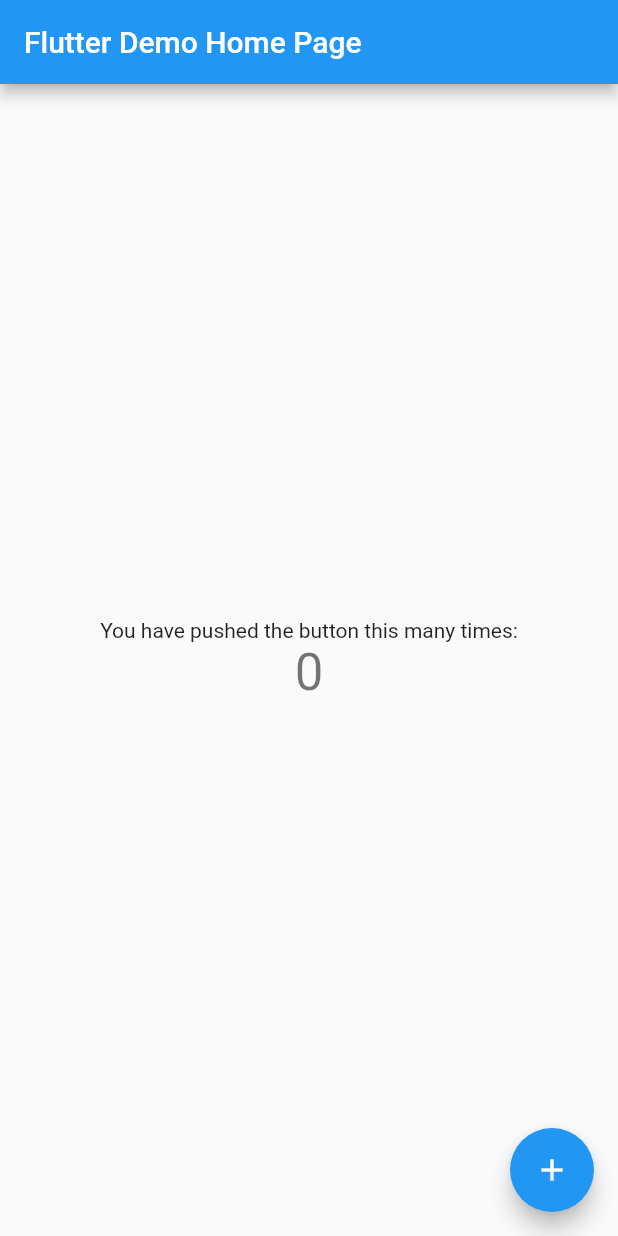
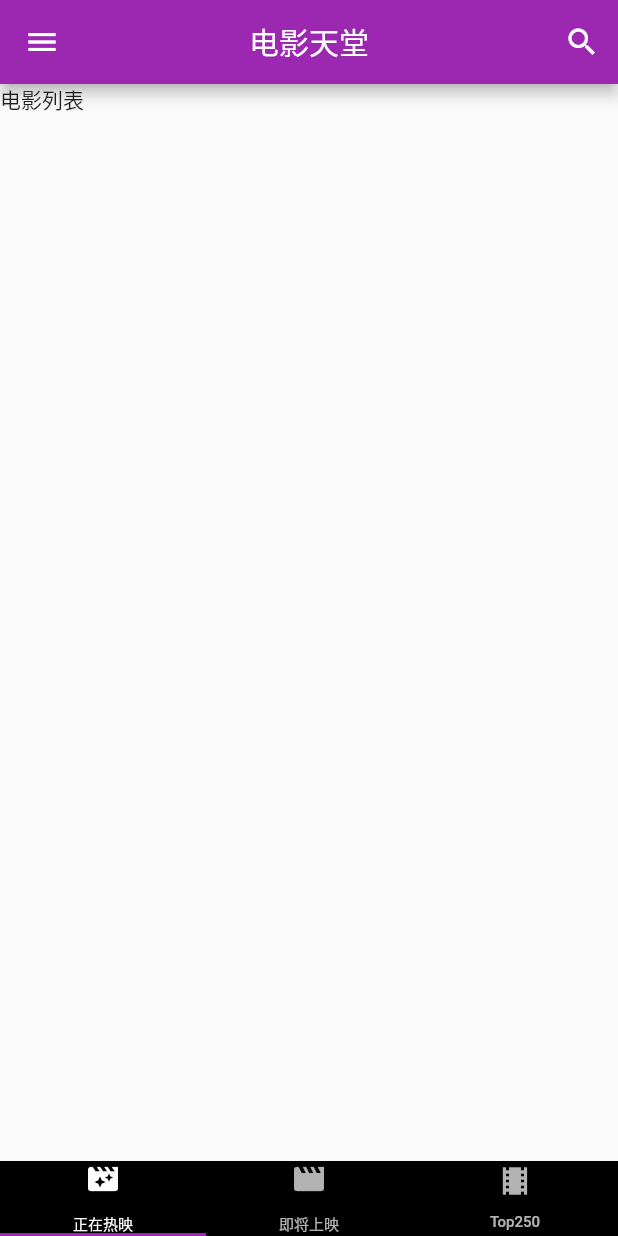
Before and after one commit to Andyyjg/movie, a Flutter app: the screen it shows after launch, on a phone screen of 412 x 824 dp. Run offline on Flutter 3.47's test engine with Material 2 defaults, Android fonts, the phone set to English and light mode, and no system bars.

Commit message:
首次提交

```diff
--- a/lib/main.dart
+++ b/lib/main.dart
@@ -1,5 +1,5 @@
 import 'package:flutter/material.dart';
-
+import './pages/tabs.dart';
 void main() => runApp(MyApp());
 
 class MyApp extends StatelessWidget {
@@ -7,6 +7,7 @@ class MyApp extends StatelessWidget {
   @override
   Widget build(BuildContext context) {
     return MaterialApp(
+      debugShowCheckedModeBanner: false,
       title: 'Flutter Demo',
       theme: ThemeData(
         // This is the theme of your application.
@@ -18,94 +19,36 @@ class MyApp extends StatelessWidget {
         // or simply save your changes to "hot reload" in a Flutter IDE).
         // Notice that the counter didn't reset back to zero; the application
         // is not restarted.
-        primarySwatch: Colors.blue,
+        primarySwatch: Colors.purple,
       ),
-      home: MyHomePage(title: 'Flutter Demo Home Page'),
+      home: MyHomePage(),
     );
   }
 }
 
 class MyHomePage extends StatefulWidget {
-  MyHomePage({Key key, this.title}) : super(key: key);
-
-  // This widget is the home page of your application. It is stateful, meaning
-  // that it has a State object (defined below) that contains fields that affect
-  // how it looks.
-
-  // This class is the configuration for the state. It holds the values (in this
-  // case the title) provided by the parent (in this case the App widget) and
-  // used by the build method of the State. Fields in a Widget subclass are
-  // always marked "final".
-
-  final String title;
+  MyHomePage({Key key}) : super(key: key);
 
   @override
-  _MyHomePageState createState() => _MyHomePageState();
+  _MyHomePageState createState() {
+    return _MyHomePageState();
+  }
 }
 
 class _MyHomePageState extends State<MyHomePage> {
-  int _counter = 0;
+  @override
+  void initState() {
+    super.initState();
+  }
 
-  void _incrementCounter() {
-    setState(() {
-      // This call to setState tells the Flutter framework that something has
-      // changed in this State, which causes it to rerun the build method below
-      // so that the display can reflect the updated values. If we changed
-      // _counter without calling setState(), then the build method would not be
-      // called again, and so nothing would appear to happen.
-      _counter++;
-    });
+  @override
+  void dispose() {
+    super.dispose();
   }
 
   @override
   Widget build(BuildContext context) {
-    // This method is rerun every time setState is called, for instance as done
-    // by the _incrementCounter method above.
-    //
-    // The Flutter framework has been optimized to make rerunning build methods
-    // fast, so that you can just rebuild anything that needs updating rather
-    // than having to individually change instances of widgets.
-    return Scaffold(
-      appBar: AppBar(
-        // Here we take the value from the MyHomePage object that was created by
-        // the App.build method, and use it to set our appbar title.
-        title: Text(widget.title),
-      ),
-      body: Center(
-        // Center is a layout widget. It takes a single child and positions it
-        // in the middle of the parent.
-        child: Column(
-          // Column is also layout widget. It takes a list of children and
-          // arranges them vertically. By default, it sizes itself to fit its
-          // children horizontally, and tries to be as tall as its parent.
-          //
-          // Invoke "debug painting" (press "p" in the console, choose the
-          // "Toggle Debug Paint" action from the Flutter Inspector in Android
-          // Studio, or the "Toggle Debug Paint" command in Visual Studio Code)
-          // to see the wireframe for each widget.
-          //
-          // Column has various properties to control how it sizes itself and
-          // how it positions its children. Here we use mainAxisAlignment to
-          // center the children vertically; the main axis here is the vertical
-          // axis because Columns are vertical (the cross axis would be
-          // horizontal).
-          mainAxisAlignment: MainAxisAlignment.center,
-          children: <Widget>[
-            Text(
-              'You have pushed the button this many times:',
-            ),
-            Text(
-              '$_counter',
-              style: Theme.of(context).textTheme.display1,
-            ),
-          ],
-        ),
-      ),
-      floatingActionButton: FloatingActionButton(
-        onPressed: _incrementCounter,
-        tooltip: 'Increment',
-        child: Icon(Icons.add),
-      ), // This trailing comma makes auto-formatting nicer for build methods.
-    );
+    // TODO: implement build
+    return TabsPage();
   }
 }
--- /dev/null
+++ b/lib/pages/movie/listPage.dart
@@ -0,0 +1,28 @@
+import 'package:flutter/material.dart';
+
+class ListPage extends StatefulWidget {
+  ListPage({Key key}) : super(key: key);
+
+  @override
+  _ListPageState createState() {
+    return _ListPageState();
+  }
+}
+
+class _ListPageState extends State<ListPage> {
+  @override
+  void initState() {
+    super.initState();
+  }
+
+  @override
+  void dispose() {
+    super.dispose();
+  }
+
+  @override
+  Widget build(BuildContext context) {
+    // TODO: implement build
+    return Text('电影列表');
+  }
+}
--- /dev/null
+++ b/lib/pages/tabs.dart
@@ -0,0 +1,113 @@
+import 'package:flutter/material.dart';
+import './movie/listPage.dart';
+
+class TabsPage extends StatefulWidget {
+  TabsPage({Key key}) : super(key: key);
+
+  @override
+  _TabsPageState createState() {
+    return _TabsPageState();
+  }
+}
+
+class _TabsPageState extends State<TabsPage> {
+  @override
+  void initState() {
+    super.initState();
+  }
+
+  @override
+  void dispose() {
+    super.dispose();
+  }
+
+  @override
+  Widget build(BuildContext context) {
+    // TODO: implement build
+    return DefaultTabController(
+      length: 3,
+      child: Scaffold(
+        //flutter中每个控件都是一个类
+        appBar: AppBar(
+          title: Text('电影天堂'),
+          centerTitle: true, //标题文本居中
+          actions: <Widget>[
+            IconButton(
+              icon: Icon(Icons.search),
+              onPressed: () {},
+            )
+          ], //右侧行为按钮
+        ),
+        drawer: Drawer(
+          child: ListView(
+            padding: EdgeInsets.all(0),
+            children: <Widget>[
+              UserAccountsDrawerHeader(
+                accountEmail: Text('12345@163.com'),
+                accountName: Text('天王老子'),
+                currentAccountPicture: CircleAvatar(
+                  backgroundImage: NetworkImage(
+                      'https://timgsa.baidu.com/timg?image&quality=80&size=b9999_10000&sec=1572587056726&di=dbef7aad43cd8ada0f8c4b8962e40426&imgtype=0&src=http%3A%2F%2Fb-ssl.duitang.com%2Fuploads%2Fitem%2F201806%2F07%2F20180607185957_fjrFt.thumb.700_0.jpeg'),
+                ),
+                decoration: BoxDecoration(
+                    image: DecorationImage(
+                        image: NetworkImage(
+                          'https://timgsa.baidu.com/timg?image&quality=80&size=b9999_10000&sec=1572586896093&di=b9bd27e8973dbd3663bff106754732d6&imgtype=0&src=http%3A%2F%2Fx5.tgbus.com%2FUploadFiles_8940%2F201403%2F2014031822301211.jpg',
+                        ),
+                        fit: BoxFit.cover)),
+              ),
+              ListTile(
+                title: Text('用户反馈'),
+                trailing: Icon(Icons.feedback), //后边图标
+              ),
+              ListTile(
+                title: Text('我要发布'),
+                trailing: Icon(Icons.send), //后边图标
+              ),
+              ListTile(
+                title: Text('系统设置'),
+                trailing: Icon(Icons.settings), //后边图标
+              ),
+              Divider(),
+              ListTile(
+                title: Text('注销'),
+                trailing: Icon(Icons.exit_to_app), //后边图标
+              ),
+            ],
+          ),
+        ),
+        bottomNavigationBar: Container(
+          height: 50,//一般手机上的tabBar高度都是50
+          decoration: BoxDecoration(
+            color: Colors.black,
+          ),
+          child: TabBar(
+            labelStyle:TextStyle(height: 0,fontSize: 10) ,//文本超出处理
+            tabs: <Widget>[
+
+              Tab(
+                icon: Icon(Icons.movie_filter),
+                text: '正在热映',
+              ),
+              Tab(
+                icon: Icon(Icons.movie_creation),
+                text: '即将上映',
+              ),
+              Tab(
+                icon: Icon(Icons.local_movies),
+                text: 'Top250',
+              ),
+            ],
+          ),
+        ),
+        body:TabBarView(
+          children: <Widget>[
+            ListPage(),
+            Text('112'),
+            Text('112'),
+          ],
+        ) ,
+      ),
+    );
+  }
+}
```
